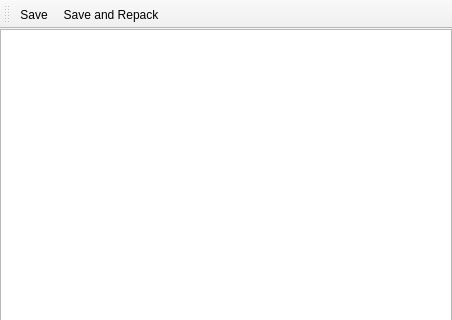
Old version of the form src/Editor/CTweakEditor.ui in the repository AxioDL/PrimeWorldEditor; both pictures show x 0 to 452 and y 0 to 320 of the 452 by 644 pixel window.
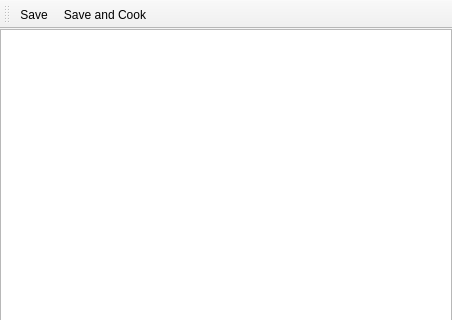
New version of the form. Icons and pictures are not drawn. Custom widgets are drawn as their Qt base class.

The edit to the form file:
```diff
--- a/src/Editor/CTweakEditor.ui
+++ b/src/Editor/CTweakEditor.ui
@@ -93,7 +93,7 @@
      <normaloff>:/icons/SaveAndRepack_32px.png</normaloff>:/icons/SaveAndRepack_32px.png</iconset>
    </property>
    <property name="text">
-    <string>Save and Repack</string>
+    <string>Save and Cook</string>
    </property>
    <property name="toolTip">
     <string>Save and Repack</string>
```
Left out of the diff: 4 changed lines with no effect on the pictures.
